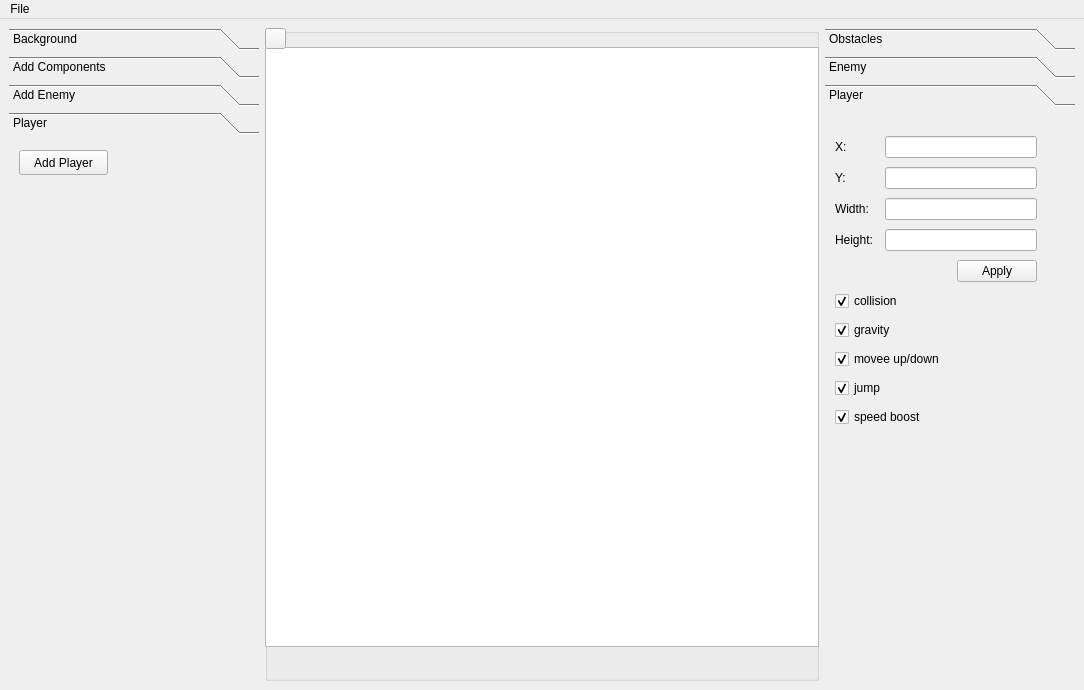
First picture: the form in src/RS_game_engine/mainwindow.ui, repository MATF-RS20/RS017-qtgameengine, before the edit.
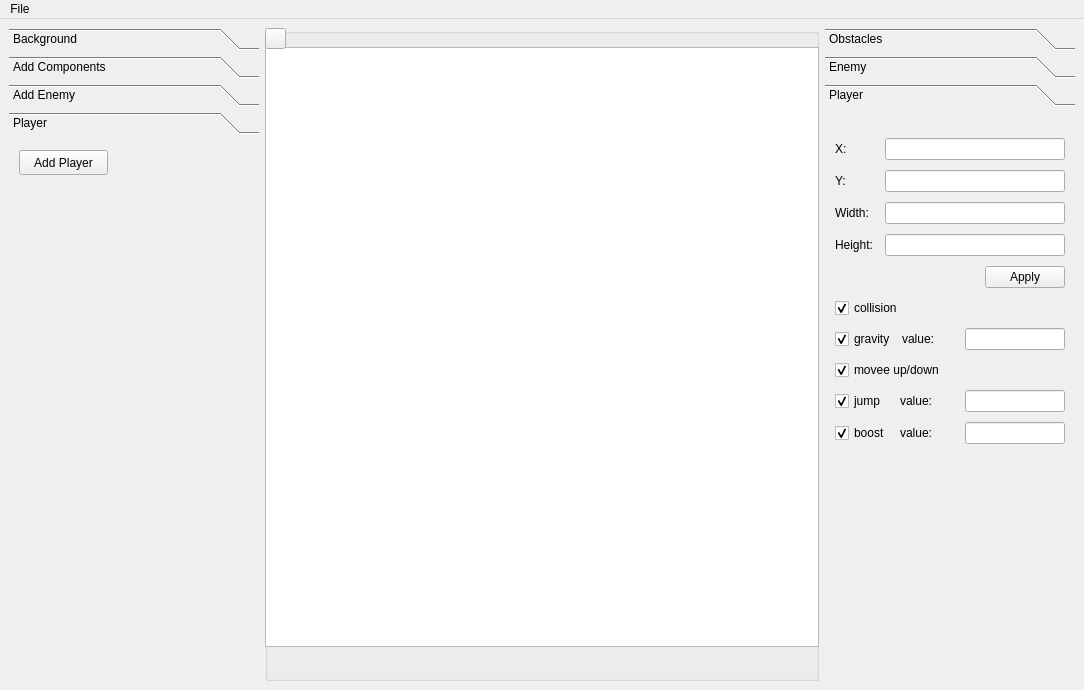
Second picture: the form after the edit. Icons and pictures are not drawn.

Commit message: Added gravity into GameBuilder class

Patch:
```diff
--- a/src/RS_game_engine/mainwindow.ui
+++ b/src/RS_game_engine/mainwindow.ui
@@ -517,9 +517,9 @@
         <property name="geometry">
          <rect>
           <x>10</x>
-          <y>21</y>
-          <width>202</width>
-          <height>306</height>
+          <y>22</y>
+          <width>230</width>
+          <height>318</height>
          </rect>
         </property>
         <layout class="QVBoxLayout" name="verticalLayout_4">
@@ -638,6 +638,8 @@
           </widget>
          </item>
          <item>
+          <layout class="QHBoxLayout" name="horizontalLayout_18">
+           <item>
           <widget class="QCheckBox" name="cbGravity">
            <property name="text">
             <string>gravity</string>
@@ -648,6 +650,25 @@
           </widget>
          </item>
          <item>
+            <widget class="QLabel" name="label_14">
+             <property name="text">
+              <string>value:</string>
+             </property>
+            </widget>
+           </item>
+           <item>
+            <widget class="QLineEdit" name="leGravityValue">
+             <property name="maximumSize">
+              <size>
+               <width>100</width>
+               <height>16777215</height>
+              </size>
+             </property>
+            </widget>
+           </item>
+          </layout>
+         </item>
+         <item>
           <widget class="QCheckBox" name="cbMoveUpDown">
            <property name="text">
             <string>movee up/down</string>
@@ -658,6 +679,8 @@
           </widget>
          </item>
          <item>
+          <layout class="QHBoxLayout" name="horizontalLayout_19">
+           <item>
           <widget class="QCheckBox" name="cbJump">
            <property name="text">
             <string>jump</string>
@@ -668,14 +691,54 @@
           </widget>
          </item>
          <item>
+            <widget class="QLabel" name="label_15">
+             <property name="text">
+              <string>value:</string>
+             </property>
+            </widget>
+           </item>
+           <item>
+            <widget class="QLineEdit" name="leJumpValue">
+             <property name="maximumSize">
+              <size>
+               <width>100</width>
+               <height>16777215</height>
+              </size>
+             </property>
+            </widget>
+           </item>
+          </layout>
+         </item>
+         <item>
+          <layout class="QHBoxLayout" name="horizontalLayout_20">
+           <item>
           <widget class="QCheckBox" name="cbSpeedBoost">
            <property name="text">
-            <string>speed boost</string>
+              <string>boost</string>
            </property>
            <property name="checked">
             <bool>true</bool>
            </property>
           </widget>
+           </item>
+           <item>
+            <widget class="QLabel" name="label_16">
+             <property name="text">
+              <string>value:</string>
+             </property>
+            </widget>
+           </item>
+           <item>
+            <widget class="QLineEdit" name="leBoostValue">
+             <property name="maximumSize">
+              <size>
+               <width>100</width>
+               <height>16777215</height>
+              </size>
+             </property>
+            </widget>
+           </item>
+          </layout>
          </item>
         </layout>
        </widget>
```
Lines whose indentation alone changed are shown as unchanged. The commit also changes 7 other files.
